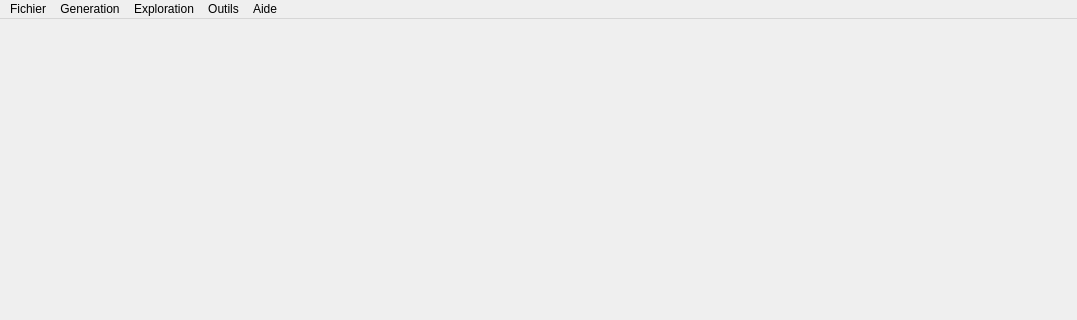
This is interface/mainwindow.ui in WorldsParticle/Editor as Qt 5 draws it before an edit; both pictures show x 0 to 1077 and y 0 to 320 of the 1077 by 653 pixel window. The edited form follows.
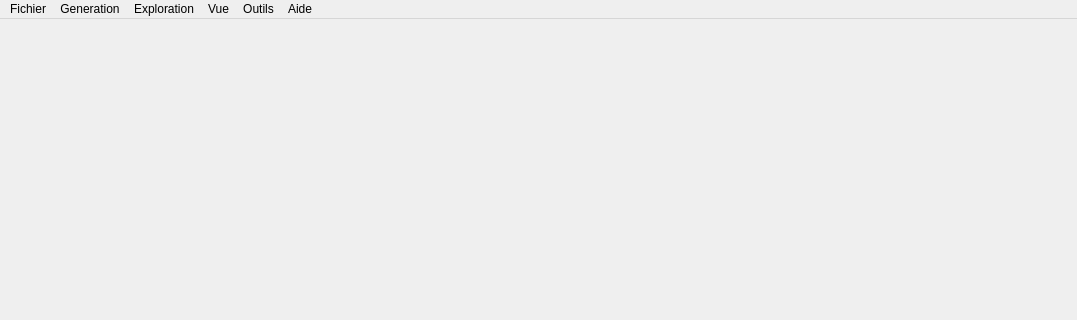
This is the edited form.

What changed in the file:
```diff
--- a/interface/mainwindow.ui
+++ b/interface/mainwindow.ui
@@ -68,9 +68,17 @@
     </property>
     <addaction name="actionAide_en_ligne"/>
    </widget>
+   <widget class="QMenu" name="menuVue">
+    <property name="title">
+     <string>Vue</string>
+    </property>
+    <addaction name="actionZones"/>
+    <addaction name="actionExploration"/>
+   </widget>
    <addaction name="menuFichier"/>
    <addaction name="menuEdition"/>
    <addaction name="menuAide"/>
+   <addaction name="menuVue"/>
    <addaction name="menuAide_2"/>
    <addaction name="menuAide_3"/>
   </widget>
```
Left out of the diff: 48 changed lines with no effect on the pictures.
